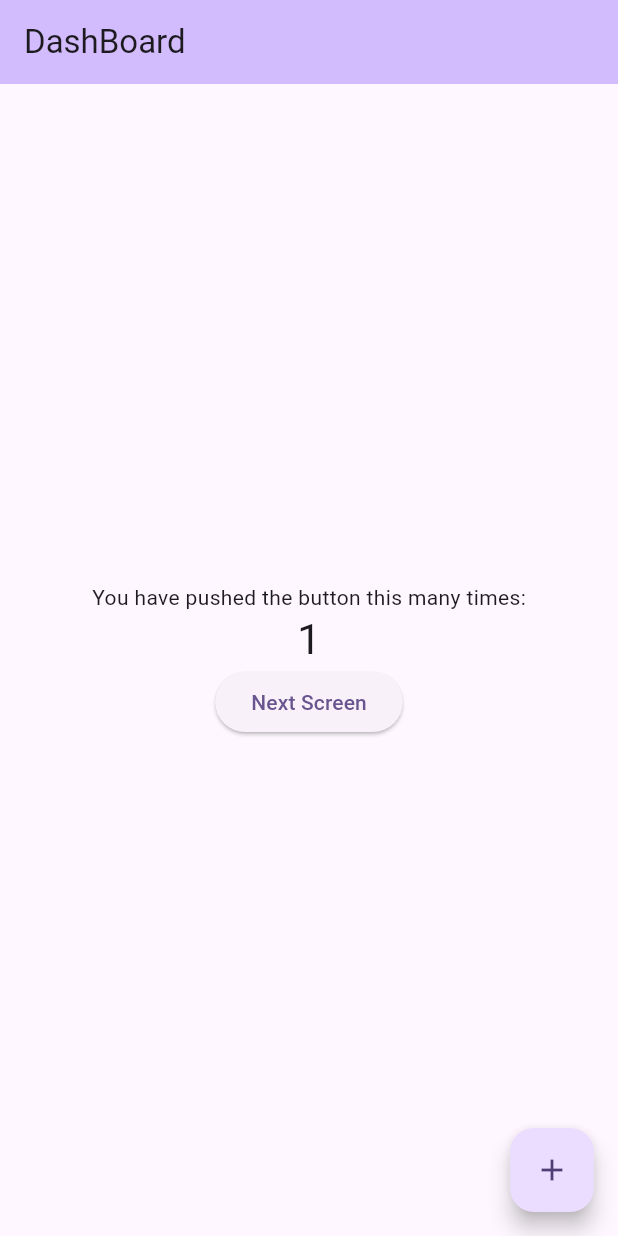
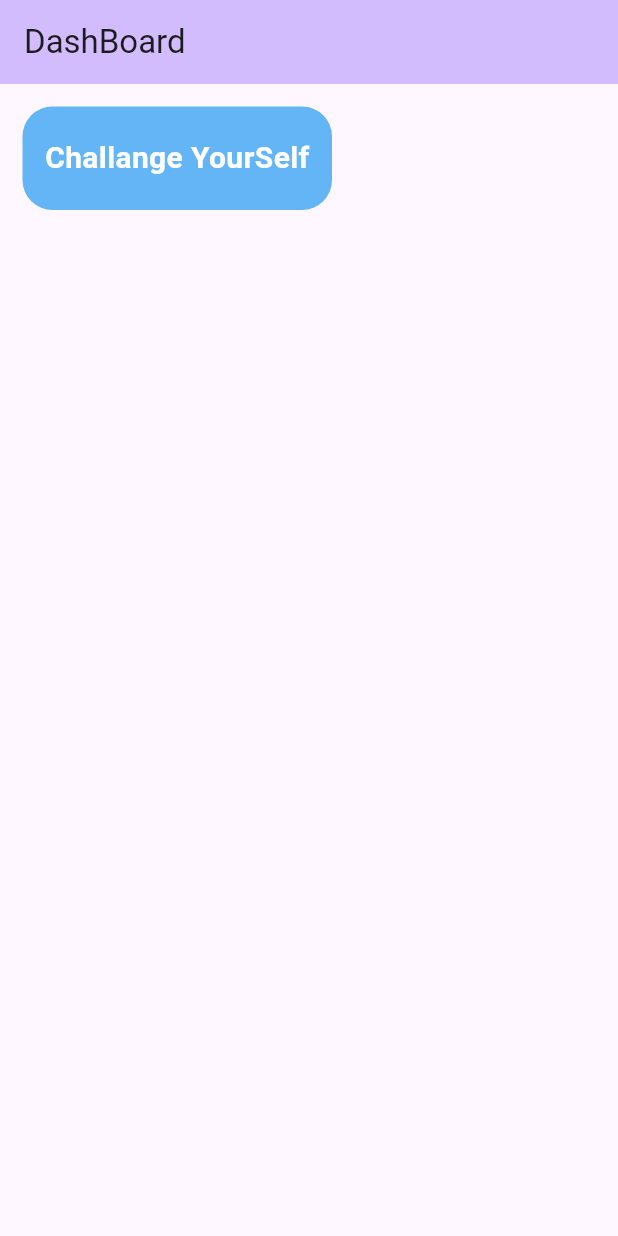
Before and after one commit to vishesh0306/FocusFortress, a Flutter app: the screen it shows after launch, on a phone screen of 412 x 824 dp. Run offline on Flutter 3.47's test engine with Material 3 defaults, Android fonts, the phone set to English and light mode, and no system bars; our stand-ins replace firebase_core; accounts and stored records are empty.

Commit message:
files corrected

```diff
--- a/lib/homepage.dart
+++ b/lib/homepage.dart
@@ -1,62 +1,41 @@
-
 import 'package:flutter/cupertino.dart';
 import 'package:flutter/material.dart';
-import 'package:focusflow/Provider/CountProvider.dart';
-import 'package:focusflow/secondScreen.dart';
+import 'package:focusflow/Challange%20Yourself/AllChallangesPage.dart';
 import 'package:provider/provider.dart';
 
 class MyHomePage extends StatefulWidget {
   const MyHomePage({super.key});
-
 
   @override
   State<MyHomePage> createState() => _MyHomePageState();
 }
 
 class _MyHomePageState extends State<MyHomePage> {
-
   @override
   Widget build(BuildContext context) {
-
     return Scaffold(
         appBar: AppBar(
           backgroundColor: Theme.of(context).colorScheme.inversePrimary,
           title: Text('DashBoard'),
         ),
-      body: Center(
-        child: Consumer<Countprovider>(
-          builder: (BuildContext context, Countprovider pro, Widget? child) {
-            return Column(
-              mainAxisAlignment: MainAxisAlignment.center,
-              children: <Widget>[
-                const Text(
-                  'You have pushed the button this many times:',
+        body: SingleChildScrollView(
+          child: Column(
+            children: [
+              GestureDetector(
+                onTap: (){
+                  Navigator.push(context, MaterialPageRoute(builder: (context)=> AllchallangesPage()));
+                },
+                child: Container(
+                  decoration: BoxDecoration(
+                    borderRadius: BorderRadius.circular(20),
+                    color: Colors.blue[300],
                   ),
-                Text(
-                  '${pro.count}',
-                  style: Theme.of(context).textTheme.headlineMedium,
+                  margin: EdgeInsets.only(top: 15,left: 15),
+                  padding: EdgeInsets.symmetric(vertical: 20, horizontal: 15),
+                    child: Text("Challange YourSelf", style: TextStyle(fontSize: 20,fontWeight: FontWeight.bold,color: Colors.white),)),
               ),
-
-                ElevatedButton(onPressed: (){
-                  Navigator.push(context, MaterialPageRoute(builder: (context) => Secondscreen()));
-                }, child: Text("Next Screen"))
-
             ],
-            );
-          },
-
           ),
-      ),
-      floatingActionButton:
-      Consumer<Countprovider>(
-        builder: (BuildContext context, Countprovider pro, Widget? child) {
-          return FloatingActionButton(
-            onPressed: pro.increase,
-            tooltip: 'Increment',
-            child: const Icon(Icons.add),
-          );
-        },
-      )
-    );
+        ));
   }
 }
```
Also changed, not shown: lib/Challange Yourself/AllChallangesPage.dart (added, +57 -0 lines), lib/Challange Yourself/CreateChallangePage.dart (added, +123 -0 lines), lib/main.dart (+7 -2 lines), lib/secondScreen.dart (deleted, +0 -56 lines), pubspec.yaml (+6 -58 lines), assets/images/splash.png (added), firebase.json (added), lib/firebase_options.dart (added), pubspec.lock, splash.yaml (added), 9 other files. Lines whose indentation alone changed are shown as unchanged.
